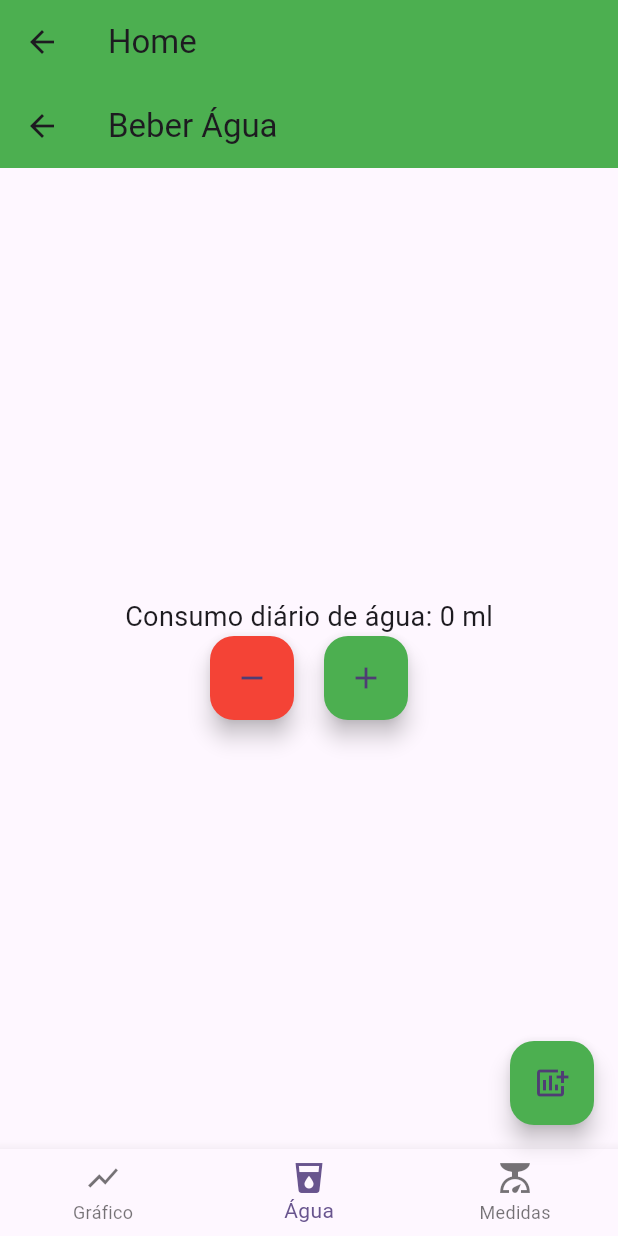
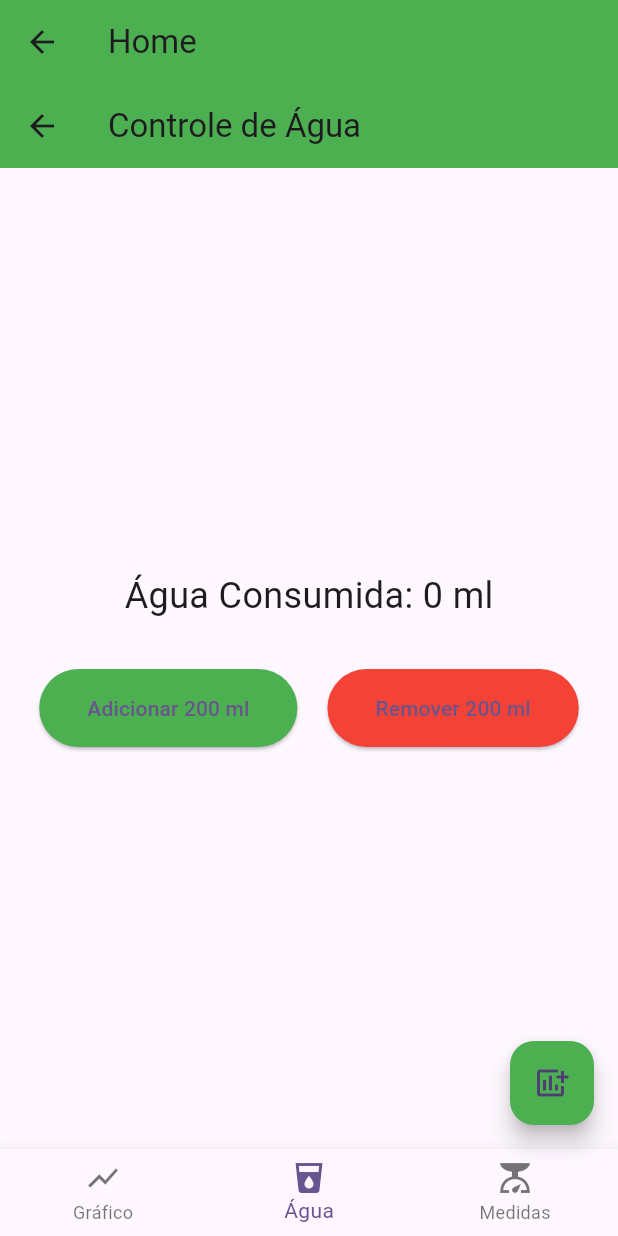
Before and after one commit to JhessikKaellyLeal/ProjetoSaude, a Flutter app: the Home screen opened by its route, swiped to page 2, on a phone screen of 412 x 824 dp. Run offline on Flutter 3.47's test engine with Material 3 defaults, Android fonts, the phone set to English and light mode, and no system bars; our stand-ins replace google_sign_in, image_picker, sqflite, syncfusion_flutter_charts; accounts and stored records are empty.

Commit message:
conexão com banco de dados

```diff
--- /dev/null
+++ b/saudeapp/lib/model/imcModel.dart
@@ -0,0 +1,15 @@
+class IMCModel {
+  final int? id;
+  final double imc;
+  final DateTime data;
+
+  IMCModel({this.id, required this.imc, required this.data});
+
+  Map<String, dynamic> toMap() {
+    return {
+      'id': id,
+      'imc': imc,
+      'data': data.toIso8601String(),
+    };
+  }
+}
--- a/saudeapp/lib/view/BeberAgua.dart
+++ b/saudeapp/lib/view/BeberAgua.dart
@@ -1,4 +1,5 @@
 import 'package:flutter/material.dart';
+import 'package:saudeapp/control/bancoDados.dart';
 
 class BeberAgua extends StatefulWidget {
   @override
@@ -7,57 +8,66 @@ class BeberAgua extends StatefulWidget {
 
 class _BeberAguaState extends State<BeberAgua> {
   double waterIntake = 0;
+  final DatabaseHelper dbHelper = DatabaseHelper();
 
-  void addWater() {
+  void addWater() async {
     setState(() {
       waterIntake += 200;
     });
+    await dbHelper.addWater(200, DateTime.now()); // Salvar no banco de dados
   }
 
-  void removeWater() {
+  void removeWater() async {
     setState(() {
       if (waterIntake >= 200) {
         waterIntake -= 200;
       }
     });
+    await dbHelper.addWater(-200, DateTime.now()); // Salvar no banco de dados
   }
 
   @override
   Widget build(BuildContext context) {
     return Scaffold(
       appBar: AppBar(
-        title: Text('Beber Água'),
+        title: Text('Controle de Água'),
         backgroundColor: Colors.green,
       ),
-      body: Center(
-        child: SingleChildScrollView(
+      body: Padding(
+        padding: const EdgeInsets.all(16.0),
         child: Column(
           mainAxisAlignment: MainAxisAlignment.center,
           children: [
             Text(
-                'Consumo diário de água: ${waterIntake.toStringAsFixed(0)} ml',
-                style: TextStyle(fontSize: 18),
+              'Água Consumida: ${waterIntake.toStringAsFixed(0)} ml',
+              style: TextStyle(fontSize: 24),
             ),
+            SizedBox(height: 32),
             Row(
               mainAxisAlignment: MainAxisAlignment.center,
               children: [
-                  FloatingActionButton(
-                    onPressed: removeWater,
-                    child: Icon(Icons.remove),
-                    backgroundColor: Colors.red,
+                ElevatedButton(
+                  onPressed: addWater,
+                  child: Text('Adicionar 200 ml'),
+                  style: ElevatedButton.styleFrom(
+                    backgroundColor: Colors.green,
+                    padding: EdgeInsets.symmetric(horizontal: 32, vertical: 16),
+                  ),
                 ),
                 SizedBox(width: 20),
-                  FloatingActionButton(
-                    onPressed: addWater,
-                    child: Icon(Icons.add),
-                    backgroundColor: Colors.green,
+                ElevatedButton(
+                  onPressed: removeWater,
+                  child: Text('Remover 200 ml'),
+                  style: ElevatedButton.styleFrom(
+                    backgroundColor: Colors.red,
+                    padding: EdgeInsets.symmetric(horizontal: 32, vertical: 16),
+                  ),
                 ),
               ],
             ),
           ],
         ),
       ),
-      ),
     );
   }
 }
--- a/saudeapp/lib/view/Home.dart
+++ b/saudeapp/lib/view/Home.dart
@@ -1,10 +1,11 @@
 import 'package:flutter/material.dart';
-import 'package:saudeapp/view/ControledeMedidas.dart';
 import 'package:syncfusion_flutter_charts/charts.dart';
 import 'RegistroIMC.dart';
-import 'ControledeMedidas.dart'; // Certifique-se de que este import está correto
-import 'BeberAgua.dart'; // Certifique-se de que este import está correto
+import 'BeberAgua.dart';
+import 'ControledeMedidas.dart';
 import 'package:intl/intl.dart';
+import 'dart:io';
+import 'package:saudeapp/control/imcController.dart';
 
 class Home extends StatefulWidget {
   @override
@@ -12,28 +13,31 @@ class Home extends StatefulWidget {
 }
 
 class _HomeState extends State<Home> {
-  double waterIntake = 0;
+  late String profileImagePath; // Caminho da foto de perfil
+  List<_ChartData> imcData = [];
+  final PageController _pageController = PageController();
+  int _currentIndex = 0;
+  final IMCController imcController = IMCController();
 
-  List<_ChartData> imcData = [
-    _ChartData('Sem 1', 20),
-    _ChartData('Sem 2', 22),
-    _ChartData('Sem 3', 19),
-    _ChartData('Sem 4', 21),
-    _ChartData('Sem 5', 18),
-  ];
-
-  void addWater() {
-    setState(() {
-      waterIntake += 200;
-    });
+  @override
+  void initState() {
+    super.initState();
+    _loadData();
   }
 
-  void removeWater() {
-    setState(() {
-      if (waterIntake >= 200) {
-        waterIntake -= 200;
-      }
-    });
+  Future<void> _loadData() async {
+    try {
+      final records = await imcController.getIMCRecords();
+      setState(() {
+        profileImagePath = 'assets/images/profile.jpg';
+        imcData = records.map((record) {
+          final formattedDate = DateFormat('dd/MM').format(record.data);
+          return _ChartData(formattedDate, record.imc);
+        }).toList();
+      });
+    } catch (e) {
+      print('Erro ao carregar dados: $e');
+    }
   }
 
   void _updateIMC(double imc, DateTime date) {
@@ -42,9 +46,6 @@ class _HomeState extends State<Home> {
       imcData.add(_ChartData(formattedDate, imc));
     });
   }
-
-  final PageController _pageController = PageController();
-  int _currentIndex = 0;
 
   void _onPageChanged(int index) {
     setState(() {
@@ -72,7 +73,7 @@ class _HomeState extends State<Home> {
                   // Foto de perfil centralizada
                   CircleAvatar(
                     radius: 50,
-                    backgroundImage: AssetImage('assets/images/profile.jpg'),
+                    backgroundImage: FileImage(File(profileImagePath)),
                   ),
                   SizedBox(height: 20),
 
@@ -96,9 +97,9 @@ class _HomeState extends State<Home> {
             ),
           ),
           // Página 2: Tela para Beber Água
-          BeberAgua(), // Substitua pelo nome correto da classe
+          BeberAgua(),
           // Página 3: Controle de Medidas Corporais
-          ControleMedidas(), // Substitua pelo nome correto da classe
+          ControleMedidas(),
         ],
       ),
       bottomNavigationBar: BottomNavigationBar(
--- a/saudeapp/pubspec.yaml
+++ b/saudeapp/pubspec.yaml
@@ -33,6 +33,9 @@ dependencies:
   syncfusion_flutter_charts: ^21.2.0
   image_picker: ^0.8.5+3
   intl: ^0.17.0
+  sqflite: ^2.0.0+4
+  path: ^1.8.0
+  google_sign_in: ^5.0.7
   #meta: ^1.15.0
   # The following adds the Cupertino Icons font to your application.
   # Use with the CupertinoIcons class for iOS style icons.
```
Also changed, not shown: saudeapp/lib/control/ImcController.dart (added, +27 -0 lines), saudeapp/lib/control/LoginController.dart (added, +38 -0 lines), saudeapp/lib/control/UserController.dart (added, +60 -0 lines), saudeapp/lib/control/bancoDados.dart (added, +117 -0 lines), saudeapp/lib/main.dart (+4 -10 lines), saudeapp/lib/model/medidasCorporais.dart (added, +37 -0 lines), saudeapp/lib/model/user.dart (added, +49 -0 lines), saudeapp/lib/view/ControledeMedidas.dart (+16 -5 lines), saudeapp/lib/view/Login.dart (+70 -14 lines), saudeapp/lib/view/Register.dart (+44 -19 lines), saudeapp/lib/view/RegistroIMC.dart (+11 -3 lines), saudeapp/pubspec.lock, 1 other file. Lines whose indentation alone changed are shown as unchanged.
